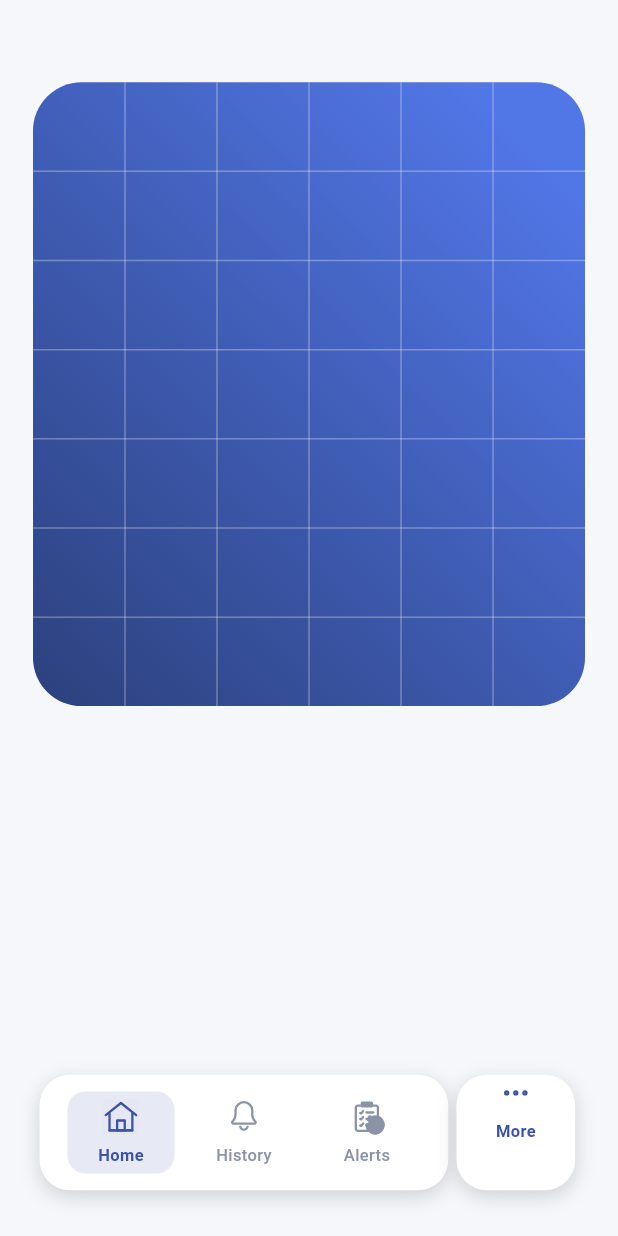
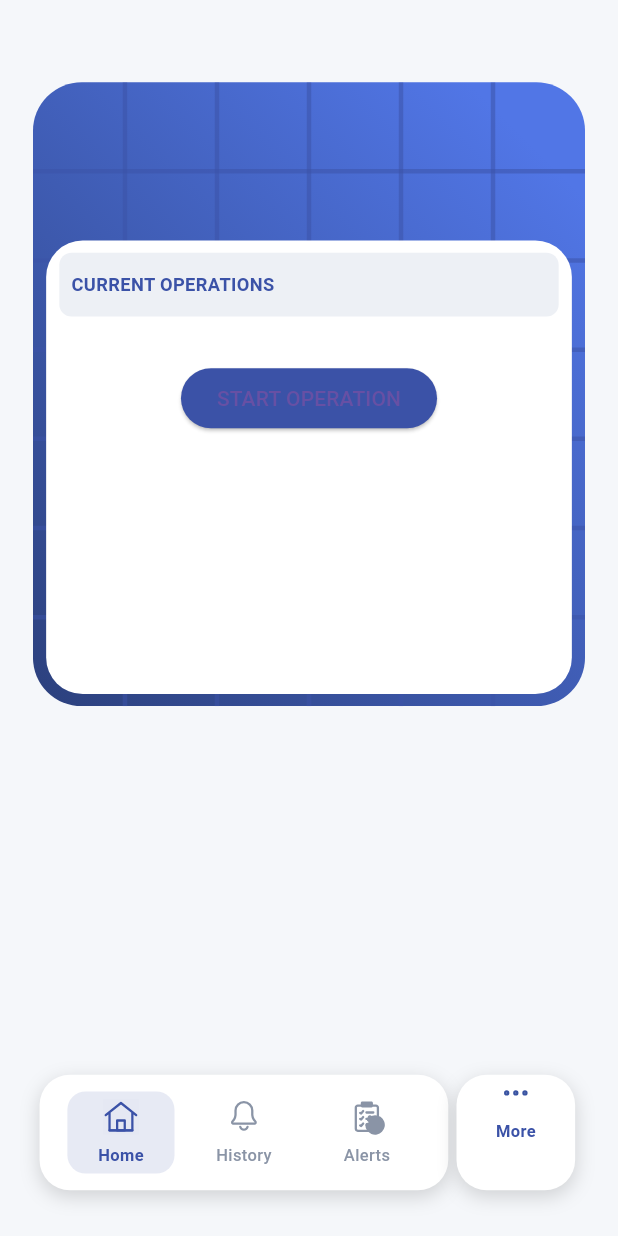
Before and after one commit to Felix-yaw/vessel-pipeline-discharge-app, a Flutter app: the screen it shows after launch, on a phone screen of 412 x 824 dp. Run offline on Flutter 3.47's test engine with Material 3 defaults, Android fonts, the phone set to English and light mode, and no system bars; our stand-ins replace flutter_svg.

Commit message:
built operatioo

```diff
--- a/lib/main.dart
+++ b/lib/main.dart
@@ -6,6 +6,7 @@ import 'package:vessel_pipeline_discharge_app/screen/alerts.dart';
 import 'package:vessel_pipeline_discharge_app/screen/history.dart';
 import 'package:vessel_pipeline_discharge_app/screen/navigation_bar.dart';
 import 'package:vessel_pipeline_discharge_app/core/constants/size_config.dart';
+import 'package:vessel_pipeline_discharge_app/provider/operation_provider.dart';
 
 void main() {
   runApp(const MainApp());
@@ -21,6 +22,7 @@ class MainApp extends StatelessWidget {
   Widget build(BuildContext context) {
     return MultiProvider(
       providers: [
+        ChangeNotifierProvider(create: (context) => OperationProvider()),
         ChangeNotifierProvider(create: (context) => NavigationProvider()),
       ],
       child: MaterialApp(
--- /dev/null
+++ b/lib/provider/operation_provider.dart
@@ -0,0 +1,16 @@
+import 'package:flutter/material.dart';
+
+class OperationProvider extends ChangeNotifier {
+  int  _selectedOperationIndex  = 0;
+
+
+  int get selectedOperationIndex => _selectedOperationIndex;
+
+  void setSelectedOperationIndex(int index){
+    _selectedOperationIndex = index;
+    notifyListeners();
+  }
+
+
+
+}
--- a/lib/screen/homescreen.dart
+++ b/lib/screen/homescreen.dart
@@ -3,12 +3,20 @@ import 'package:flutter_svg/flutter_svg.dart';
 import 'package:vessel_pipeline_discharge_app/core/constants/colors.dart';
 import 'package:vessel_pipeline_discharge_app/core/constants/size_config.dart';
 import 'package:vessel_pipeline_discharge_app/widgets/grid_painter.dart';
+import 'package:vessel_pipeline_discharge_app/widgets/custom_button.dart';
+import 'package:vessel_pipeline_discharge_app/widgets/start_operation.dart';
+import 'package:vessel_pipeline_discharge_app/widgets/no_operation.dart';
+import 'package:provider/provider.dart';
+import 'package:vessel_pipeline_discharge_app/provider/operation_provider.dart';
 
 class HomeScreen extends StatelessWidget {
-  const HomeScreen({super.key});
+  HomeScreen({super.key});
+
+  final operationCards = [StartOperation(), NoOperation()];
 
   @override
   Widget build(BuildContext context) {
+    final operationProvider = Provider.of<OperationProvider>(context);
     return Scaffold(
       backgroundColor: AppColors.backgroundColor,
       body: Padding(
@@ -43,10 +51,11 @@ class HomeScreen extends StatelessWidget {
                       painter: GridPainter(
                         rows: 7,
                         columns: 6,
-                        gridColor: Colors.white.withOpacity(0.3),
+                        gridColor: AppColors.primaryTranslucent,
                       ),
                     ),
                   ),
+                  operationCards[operationProvider.selectedOperationIndex],
                 ],
               ),
             ),
--- /dev/null
+++ b/lib/widgets/custom_button.dart
@@ -0,0 +1,23 @@
+import 'package:flutter/material.dart';
+
+class CustomButton extends StatelessWidget {
+  CustomButton({
+    super.key,
+    required this.onPressed,
+    required this.text,
+    required this.color,
+  });
+
+  final void Function() onPressed;
+  final String text;
+  final Color color;
+
+  @override
+  Widget build(BuildContext context) {
+    return ElevatedButton(
+      onPressed: onPressed,
+      style: ElevatedButton.styleFrom(backgroundColor: color),
+      child: Text(text),
+    );
+  }
+}
--- a/lib/widgets/grid_painter.dart
+++ b/lib/widgets/grid_painter.dart
@@ -15,7 +15,7 @@ class GridPainter extends CustomPainter {
   void paint(Canvas canvas, Size size) {
     final paint = Paint()
       ..color = gridColor
-      ..strokeWidth = 1;
+      ..strokeWidth = 3;
 
     final cellWidth = size.width / columns;
     final cellHeight = size.height / rows;
--- /dev/null
+++ b/lib/widgets/no_operation.dart
@@ -0,0 +1,17 @@
+import 'package:flutter/material.dart';
+
+class NoOperation extends StatelessWidget {
+  const NoOperation({super.key});
+
+  @override
+  Widget build(BuildContext context) {
+    return Container(
+      child: Center(
+        child: Text(
+          'No Operation Selected',
+          style: TextStyle(fontSize: 18, color: Colors.grey),
+        ),
+      ),
+    );
+  }
+}
--- /dev/null
+++ b/lib/widgets/start_operation.dart
@@ -0,0 +1,74 @@
+import 'package:flutter/material.dart';
+import 'package:vessel_pipeline_discharge_app/core/constants/colors.dart';
+import 'package:vessel_pipeline_discharge_app/core/constants/size_config.dart';
+import 'package:vessel_pipeline_discharge_app/widgets/custom_button.dart';
+import 'package:provider/provider.dart';
+import 'package:vessel_pipeline_discharge_app/provider/operation_provider.dart';
+
+class StartOperation extends StatelessWidget {
+  const StartOperation({super.key});
+
+  @override
+  Widget build(BuildContext context) {
+    final operationProvider = Provider.of<OperationProvider>(context);
+    return Padding(
+      padding: EdgeInsets.only(
+        top: getProportionateHeight(104),
+        left: getProportionateScreenWidth(8),
+        right: getProportionateScreenWidth(8),
+      ),
+      child: Container(
+        height: getProportionateHeight(298),
+        width: getProportionateScreenWidth(320),
+        decoration: BoxDecoration(
+          borderRadius: BorderRadius.circular(getProportionateHeight(24)),
+          color: AppColors.white,
+        ),
+        child: Padding(
+          padding: EdgeInsets.only(
+            top: getProportionateHeight(8),
+            left: getProportionateScreenWidth(8),
+            right: getProportionateScreenWidth(8),
+          ),
+          child: Column(
+            children: [
+              Container(
+                height: getProportionateHeight(42),
+                width: getProportionateScreenWidth(304),
+                decoration: BoxDecoration(
+                  borderRadius: BorderRadius.circular(
+                    getProportionateHeight(8),
+                  ),
+                  color: AppColors.tabColor,
+                ),
+                child: Row(
+                  children: [
+                    Padding(
+                      padding: const EdgeInsets.all(8.0),
+                      child: Text(
+                        'CURRENT OPERATIONS',
+                        style: TextStyle(
+                          fontSize: getProportionateHeight(12),
+                          fontWeight: FontWeight.w600,
+                          color: AppColors.primaryColor,
+                        ),
+                      ),
+                    ),
+                  ],
+                ),
+              ),
+              SizedBox(height: getProportionateHeight(30)),
+              CustomButton(
+                color: AppColors.primaryColor,
+                text: 'START OPERATION',
+                onPressed: () {
+                  operationProvider.setSelectedOperationIndex(1);
+                },
+              ),
+            ],
+          ),
+        ),
+      ),
+    );
+  }
+}
```
